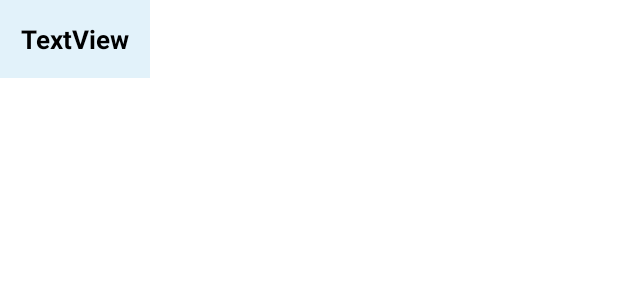
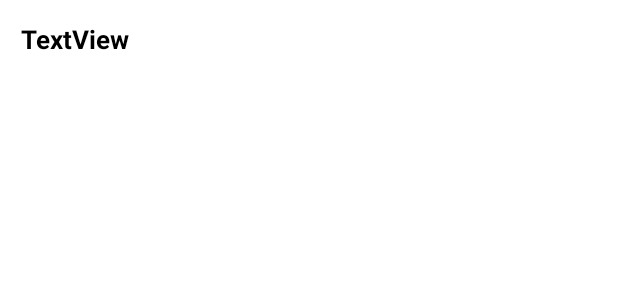
Before and after one commit to ShirFeld/Final-Project_home, an Android app: the layout drop_down_item.xml on its own in the app's theme, with its tools: preview values and no code run, on a phone screen of 412 x 824 dp. Shown: the top 300 px of the screen. Run offline under Robolectric (Android 15) with nearby library versions, the phone set to English and light mode, and no system bars; Roboto replaces fonts that are not available here.

Commit message:
update drop down

```diff
--- a/app/src/main/res/layout/drop_down_item.xml
+++ b/app/src/main/res/layout/drop_down_item.xml
@@ -5,7 +5,6 @@
     android:layout_width="wrap_content"
     android:layout_height="wrap_content"
     android:text="TextView"
-    android:background="@color/back"
     android:textColor="#000"
     android:textSize="17sp"
     android:textStyle="bold"
```
